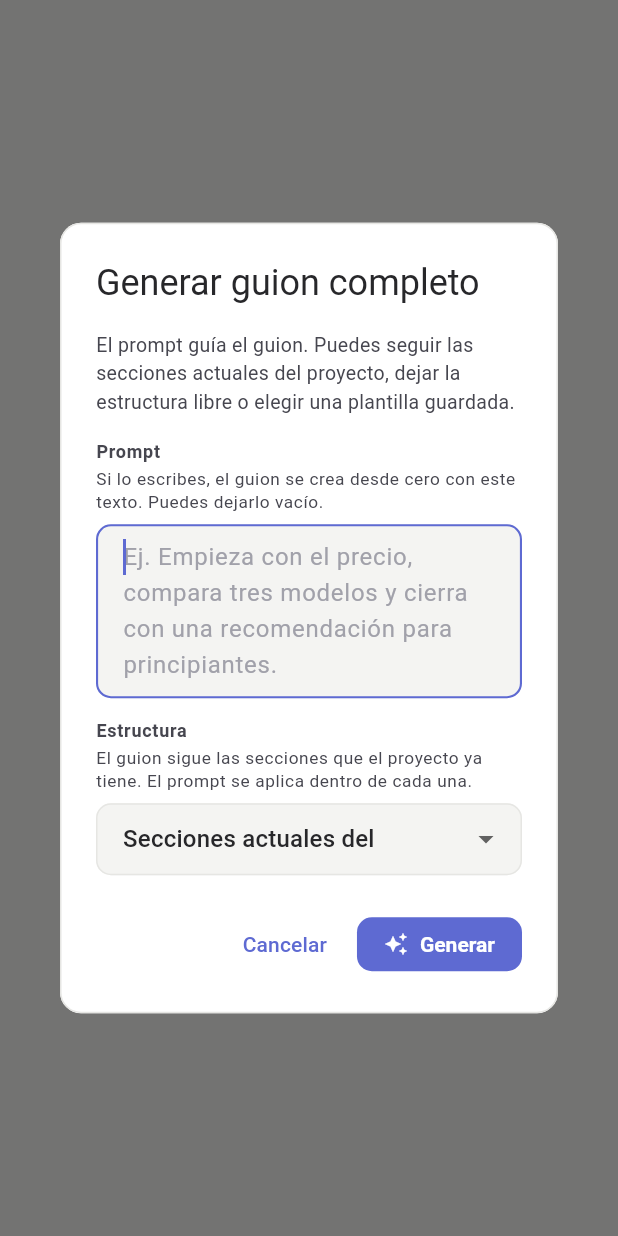
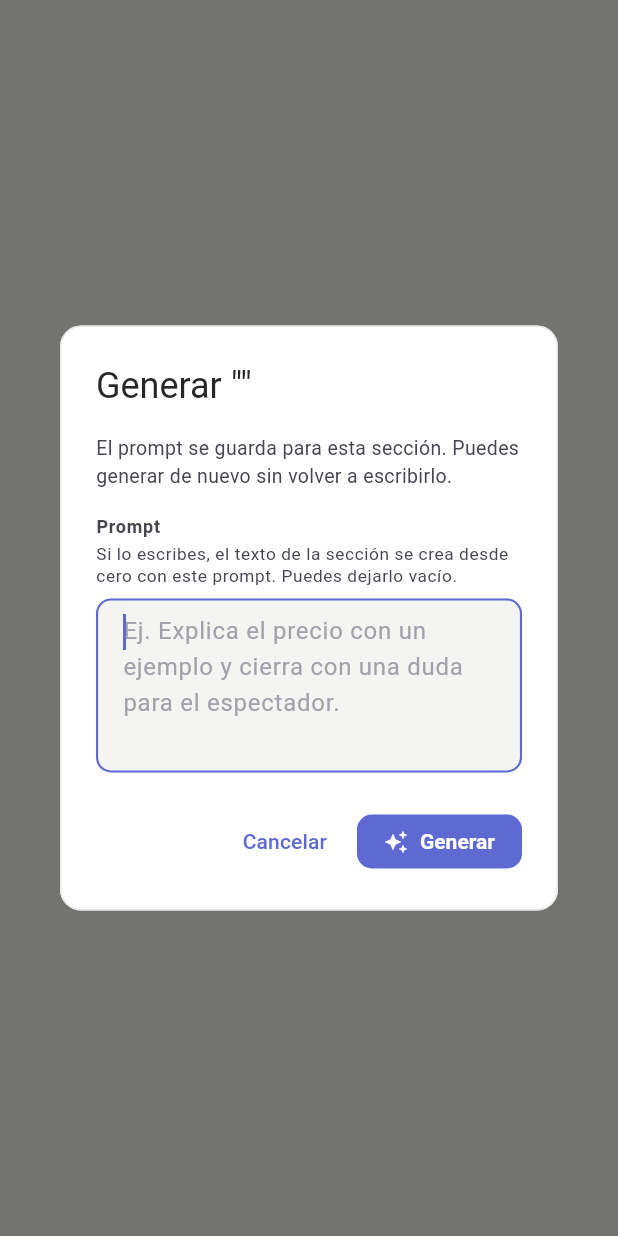
Before and after one commit to AndresV22/script_lab, a Flutter app: what show() shows on an empty page, opened directly, on a phone screen of 412 x 824 dp. Run offline on Flutter 3.47's test engine with Material 3 defaults, Android fonts, the phone set to English and light mode, and no system bars; our stand-ins replace file_picker, flutter_markdown_plus, get, hive_ce, hive_ce_flutter, pdf and 1 more; missing offline and left inert: dart:js_interop, diff_match_patch, fetch_client; accounts and stored records are empty; network calls fail; statements that could not run were skipped.

Commit message:
Implementa generación de secciones y guiones completos con prompts personalizados. Se añaden diálogos para ingresar prompts y se actualizan los controladores para manejar la lógica de generación. Se mejora la interfaz de usuario para mostrar prompts utilizados y se permite regenerar contenido basado en solicitudes anteriores. Se realizan pruebas para asegurar la correcta integración de las nuevas funcionalidades.

```diff
--- /dev/null
+++ b/lib/ui/features/ai/controller/generate_section_dialog_controller.dart
@@ -0,0 +1,33 @@
+import 'package:flutter/material.dart';
+import 'package:get/get.dart';
+
+import '../models/generate_section_request.dart';
+
+/// Estado del diálogo que pide el prompt de una sección.
+class GenerateSectionDialogController extends GetxController {
+  GenerateSectionDialogController({this.initialPrompt = ''});
+
+  final String initialPrompt;
+  late final TextEditingController promptCtrl;
+
+  @override
+  void onInit() {
+    super.onInit();
+    promptCtrl = TextEditingController(text: initialPrompt)
+      ..selection = TextSelection.collapsed(offset: initialPrompt.length);
+  }
+
+  void cancel() => Get.back();
+
+  void confirm() {
+    Get.back(
+      result: GenerateSectionRequest(prompt: promptCtrl.text.trim()),
+    );
+  }
+
+  @override
+  void onClose() {
+    promptCtrl.dispose();
+    super.onClose();
+  }
+}
--- /dev/null
+++ b/lib/ui/features/ai/models/generate_section_request.dart
@@ -0,0 +1,6 @@
+/// Indicaciones usadas para generar el texto de una sección.
+class GenerateSectionRequest {
+  final String prompt;
+
+  const GenerateSectionRequest({required this.prompt});
+}
--- a/lib/ui/features/ai/services/ai_service.dart
+++ b/lib/ui/features/ai/services/ai_service.dart
@@ -188,13 +188,35 @@ Devuelve ÚNICAMENTE la descripción, sin títulos ni comentarios.${_extraBlock(
 
   // ----- Generación -----
 
-  static String generateSectionPrompt(Project p, ScriptSection s) => '''
+  static String generateSectionPrompt(
+    Project p,
+    ScriptSection s, {
+    String extra = '',
+  }) {
+    final guidance = extra.trim();
+    final notes = s.description.trim().isEmpty
+        ? ''
+        : 'Notas de la sección: ${s.description.trim()}\n';
+    if (guidance.isNotEmpty) {
+      return '''
+${_projectContext(p, includeScript: false)}
+
+Sección: "${s.title}"
+$notes
+Indicaciones del creador (definen el texto):
+$guidance
+
+Escribe un texto nuevo desde cero para esta sección, listo para ser narrado en voz alta.
+Devuelve ÚNICAMENTE el texto de la sección, sin encabezados ni comentarios.''';
+    }
+    return '''
 ${_projectContext(p)}
 
 Escribe el contenido de la sección "${s.title}" del guion.
-${s.description.trim().isNotEmpty ? 'Indicaciones del creador para esta sección (respétalas): ${s.description.trim()}\n' : ''}Debe integrarse con naturalidad con el resto del guion, en el estilo del creador,
+${notes}Debe integrarse con naturalidad con el resto del guion, en el estilo del creador,
 listo para ser narrado en voz alta.
 Devuelve ÚNICAMENTE el texto de la sección, sin encabezados ni comentarios.''';
+  }
 
   static String generateFullPrompt(
     Project p, {
--- a/lib/ui/features/ai/views/widgets/generate_full_script_dialog.dart
+++ b/lib/ui/features/ai/views/widgets/generate_full_script_dialog.dart
@@ -10,8 +10,14 @@ import '../../models/generate_full_script_request.dart';
 class GenerateFullScriptDialog extends StatelessWidget {
   const GenerateFullScriptDialog({super.key});
 
-  static Future<GenerateFullScriptRequest?> show() {
-    Get.put(GenerateFullScriptDialogController());
+  static Future<GenerateFullScriptRequest?> show({
+    String initialPrompt = '',
+    String initialStructureId = GenerateFullScriptRequest.projectSections,
+  }) {
+    Get.put(GenerateFullScriptDialogController(
+      initialPrompt: initialPrompt,
+      initialStructureId: initialStructureId,
+    ));
     return Get.dialog<GenerateFullScriptRequest>(
       const GenerateFullScriptDialog(),
     ).whenComplete(Get.delete<GenerateFullScriptDialogController>);
@@ -50,9 +56,9 @@ class GenerateFullScriptDialog extends StatelessWidget {
             crossAxisAlignment: CrossAxisAlignment.stretch,
             children: [
               Text(
-                'El prompt guía el guion. Puedes seguir las secciones '
-                'actuales del proyecto, dejar la estructura libre o elegir '
-                'una plantilla guardada.',
+                'El prompt se guarda para la próxima generación. '
+                'Puedes seguir las secciones actuales del proyecto, '
+                'dejar la estructura libre o elegir una plantilla guardada.',
                 style: TextStyle(fontSize: 13, color: scheme.onSurfaceVariant),
               ),
               const SizedBox(height: 16),
--- /dev/null
+++ b/lib/ui/features/ai/views/widgets/generate_section_dialog.dart
@@ -0,0 +1,75 @@
+import 'package:flutter/material.dart';
+import 'package:get/get.dart';
+
+import '../../../../../core/widgets/labeled_field.dart';
+import '../../controller/generate_section_dialog_controller.dart';
+import '../../models/generate_section_request.dart';
+
+/// Pide el prompt para generar el texto de una sección.
+class GenerateSectionDialog extends StatelessWidget {
+  const GenerateSectionDialog({super.key, required this.sectionTitle});
+
+  final String sectionTitle;
+
+  static Future<GenerateSectionRequest?> show({
+    required String sectionTitle,
+    String initialPrompt = '',
+  }) {
+    Get.put(GenerateSectionDialogController(initialPrompt: initialPrompt));
+    return Get.dialog<GenerateSectionRequest>(
+      GenerateSectionDialog(sectionTitle: sectionTitle),
+    ).whenComplete(Get.delete<GenerateSectionDialogController>);
+  }
+
+  void _cancel() => Get.find<GenerateSectionDialogController>().cancel();
+
+  void _confirm() => Get.find<GenerateSectionDialogController>().confirm();
+
+  @override
+  Widget build(BuildContext context) {
+    final controller = Get.find<GenerateSectionDialogController>();
+    final scheme = Theme.of(context).colorScheme;
+    return AlertDialog(
+      title: Text('Generar "$sectionTitle"'),
+      content: SizedBox(
+        width: 520,
+        child: Column(
+          mainAxisSize: MainAxisSize.min,
+          crossAxisAlignment: CrossAxisAlignment.stretch,
+          children: [
+            Text(
+              'El prompt se guarda para esta sección. Puedes generar de nuevo '
+              'sin volver a escribirlo.',
+              style: TextStyle(fontSize: 13, color: scheme.onSurfaceVariant),
+            ),
+            const SizedBox(height: 16),
+            LabeledField(
+              label: 'Prompt',
+              helper:
+                  'Si lo escribes, el texto de la sección se crea desde cero '
+                  'con este prompt. Puedes dejarlo vacío.',
+              child: TextField(
+                controller: controller.promptCtrl,
+                autofocus: true,
+                minLines: 4,
+                maxLines: 8,
+                decoration: const InputDecoration(
+                  hintText:
+                      'Ej. Explica el precio con un ejemplo y cierra con una duda para el espectador.',
+                ),
+              ),
+            ),
+          ],
+        ),
+      ),
+      actions: [
+        TextButton(onPressed: _cancel, child: const Text('Cancelar')),
+        FilledButton.icon(
+          onPressed: _confirm,
+          icon: const Icon(Icons.auto_awesome, size: 16),
+          label: const Text('Generar'),
+        ),
+      ],
+    );
+  }
+}
```
Also changed, not shown: lib/ui/features/ai/controller/ai_controller.dart (+95 -7 lines), lib/ui/features/ai/controller/generate_full_script_dialog_controller.dart (+11 -2 lines), lib/ui/features/ai/views/ai_panel.dart (+59 -14 lines), lib/ui/features/ai/views/widgets/ai_result_dialog.dart (+44 -1 lines), 1 other file.
